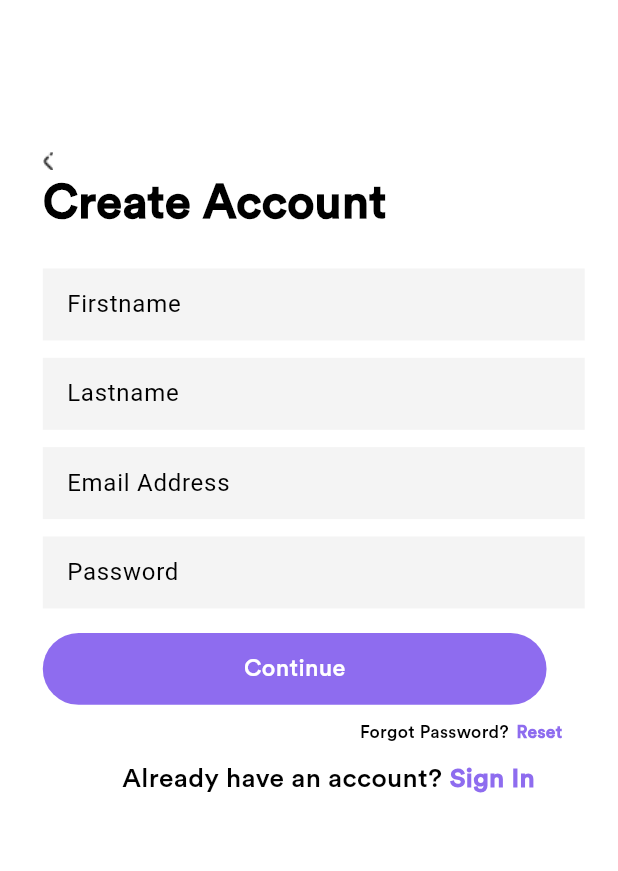
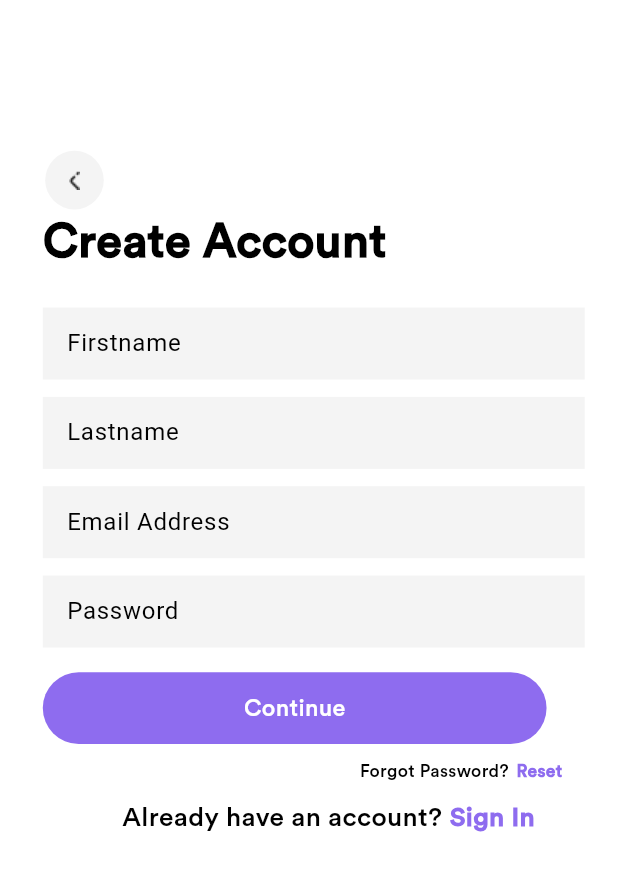
Before and after one commit to OLADISEA/Fashion-Finds, a Flutter app: the screen it shows after launch, after a tap on "Continue", after a tap on "Sign Up", on a phone screen of 412 x 824 dp. Shown: the top 871 px of the screen. Run offline on Flutter 3.47's test engine with Material 3 defaults, Android fonts, the light colour scheme and no system bars; our stand-ins replace carousel_slider, equatable, flutter_bloc, flutter_screenutil, persistent_bottom_nav_bar.

Commit message:
Created the app widgets.

```diff
--- a/lib/src/ui/common/widgets/widgets.dart
+++ b/lib/src/ui/common/widgets/widgets.dart
@@ -2,23 +2,32 @@ import 'package:fashion_finds/src/ui/common/app_colors/app_colors.dart';
 import 'package:flutter/material.dart';
 import 'package:flutter_screenutil/flutter_screenutil.dart';
 
-Widget reusableText({required String text, double? fontSize, FontWeight? fontWeight, String? fontFamily,Color? color}){
-  return Text(text,
+Widget reusableText({required String text, double? fontSize, FontWeight? fontWeight, String? fontFamily,Color? color, TextAlign? textAlign}){
+  return Text(text,textAlign: textAlign?? TextAlign.start,
     style: TextStyle(
       color: color?? Colors.black,
       fontSize: fontSize?? 20.sp,
       fontWeight: fontWeight?? FontWeight.w300,
-      fontFamily: fontFamily?? "Circular std"
+      fontFamily: fontFamily?? "Circular std",
+
     ),
   );
 }
 
-Widget myTextField({required String hintText,required TextEditingController controller}){
+Widget myTextField({
+  required String hintText,
+  required TextEditingController controller,
+  void Function(String)? onChanged,
+  bool? obscureText
+
+}){
   return SizedBox(
     //padding: EdgeInsets.only(left: 12.w,top: 19.h),
     width: 342.w,
     height: 56.h,
     child: TextField(
+      obscureText: obscureText?? false,
+      onChanged: onChanged,
       controller: controller,
       decoration: InputDecoration(
         filled: true,
@@ -163,5 +172,12 @@ Widget backArrow({required BuildContext context}){
       onTap: (){
         Navigator.pop(context);
       },
-      child: Image.asset("assets/icons/back-arrow.png"));
+      child: Container(
+          width: 40.w,
+          height: 40.h,
+          decoration: BoxDecoration(
+            color: AppColor.darkGrey,
+            shape: BoxShape.circle
+          ),
+          child: Image.asset("assets/icons/back-arrow.png")));
 }
```
Also changed, not shown: lib/src/ui/screen/fashion_page/widget/widget.dart (+46 -3 lines), lib/src/ui/screen/orders_page/widget/widget.dart (added, +38 -0 lines), lib/src/ui/screen/settings_page/widget/widget.dart (added, +25 -0 lines), 1 other file.
